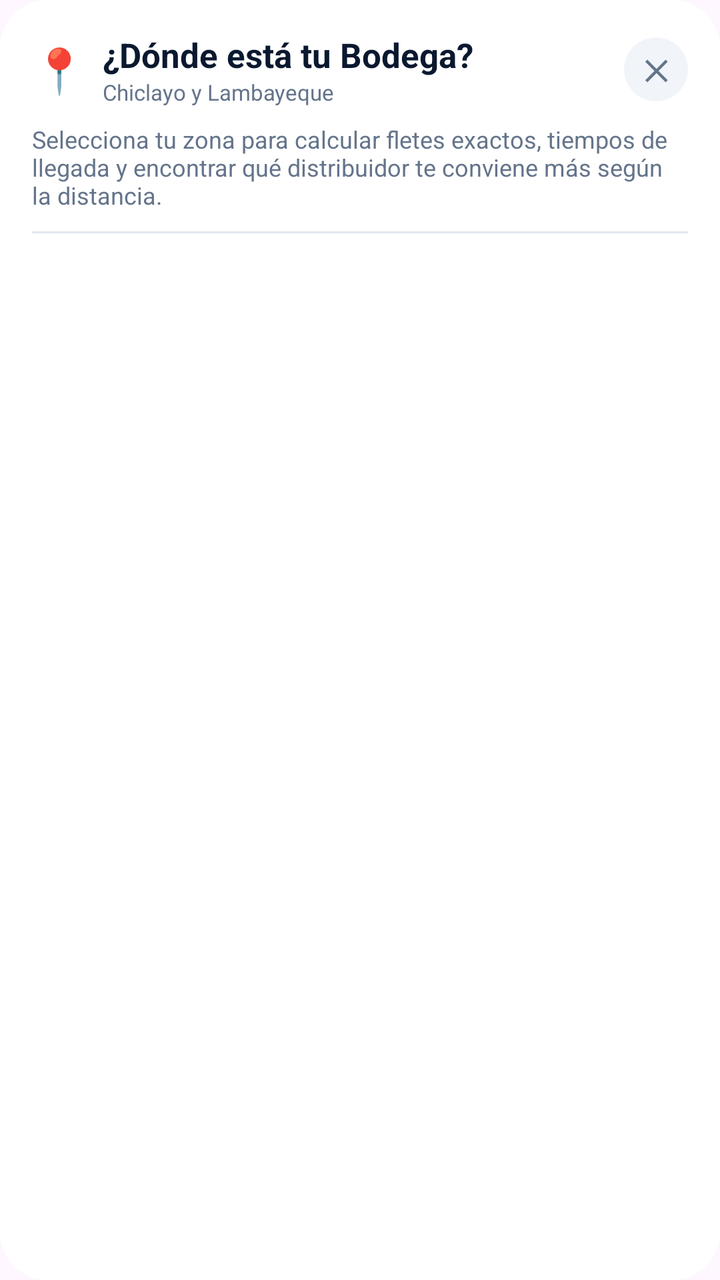
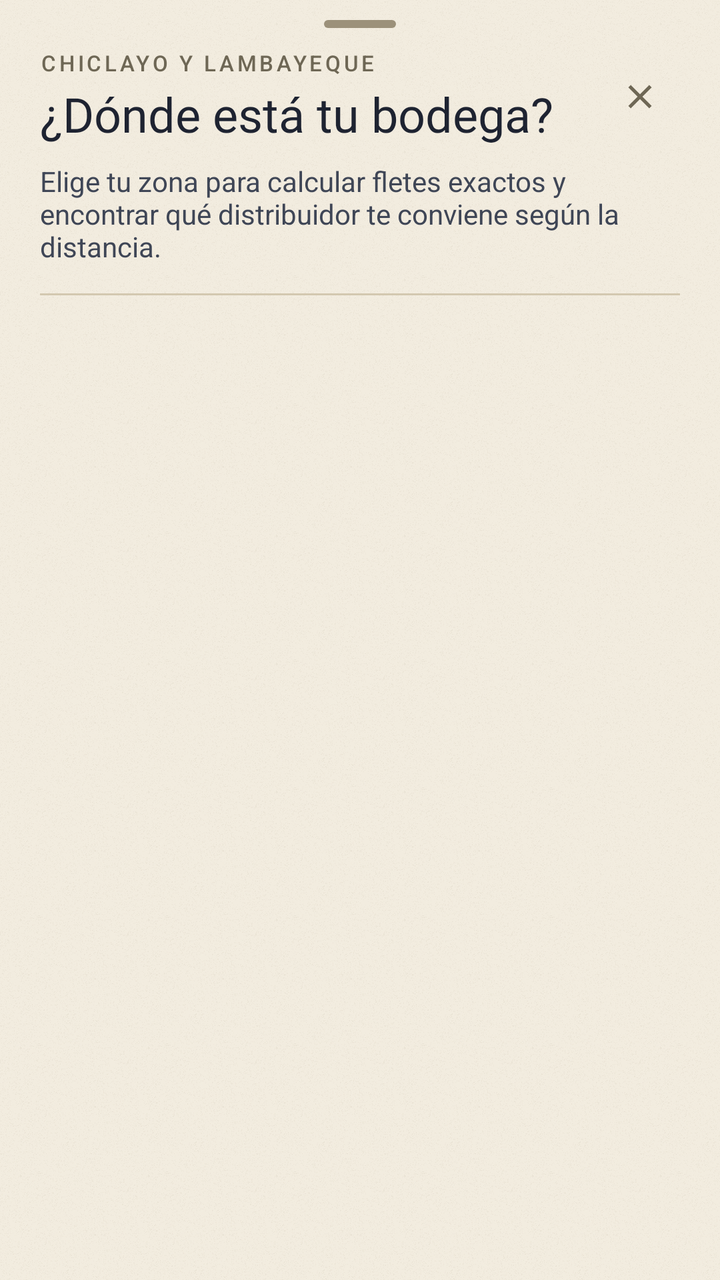

Before-and-after screenshots of an Android layout around one commit, followed by the original layout XML and the change that was made.
<!-- AndroidManifest.xml: application theme Theme.ProvedoresChiclayo -->
<!-- res/layout/dialog_location_picker.xml -->
<?xml version="1.0" encoding="utf-8"?>
<LinearLayout xmlns:android="http://schemas.android.com/apk/res/android"
    android:layout_width="match_parent"
    android:layout_height="wrap_content"
    android:background="@drawable/bg_rounded_sheet"
    android:orientation="vertical"
    android:padding="16dp">

    
    <RelativeLayout
        android:layout_width="match_parent"
        android:layout_height="wrap_content">

        <LinearLayout
            android:layout_width="wrap_content"
            android:layout_height="wrap_content"
            android:layout_alignParentStart="true"
            android:layout_centerVertical="true"
            android:gravity="center_vertical"
            android:orientation="horizontal">

            <TextView
                android:layout_width="wrap_content"
                android:layout_height="wrap_content"
                android:text="📍"
                android:textSize="22sp" />

            <LinearLayout
                android:layout_width="wrap_content"
                android:layout_height="wrap_content"
                android:layout_marginStart="8dp"
                android:orientation="vertical">

                <TextView
                    android:layout_width="wrap_content"
                    android:layout_height="wrap_content"
                    android:text="¿Dónde está tu Bodega?"
                    android:textColor="@color/navy_primary"
                    android:textSize="17sp"
                    android:textStyle="bold" />

                <TextView
                    android:layout_width="wrap_content"
                    android:layout_height="wrap_content"
                    android:text="Chiclayo y Lambayeque"
                    android:textColor="@color/text_secondary"
                    android:textSize="11sp" />
            </LinearLayout>
        </LinearLayout>

        <TextView
            android:id="@+id/btnLocationClose"
            android:layout_width="32dp"
            android:layout_height="32dp"
            android:layout_alignParentEnd="true"
            android:layout_centerVertical="true"
            android:background="@drawable/bg_circle_icon"
            android:gravity="center"
            android:text="✕"
            android:textColor="@color/text_secondary"
            android:textSize="14sp"
            android:textStyle="bold" />
    </RelativeLayout>

    <TextView
        android:layout_width="match_parent"
        android:layout_height="wrap_content"
        android:layout_marginTop="8dp"
        android:text="Selecciona tu zona para calcular fletes exactos, tiempos de llegada y encontrar qué distribuidor te conviene más según la distancia."
        android:textColor="@color/text_secondary"
        android:textSize="12sp" />

    <View
        android:layout_width="match_parent"
        android:layout_height="1dp"
        android:layout_marginTop="10dp"
        android:layout_marginBottom="10dp"
        android:background="@color/border_light" />

    
    <LinearLayout
        android:id="@+id/llLocationListContainer"
        android:layout_width="match_parent"
        android:layout_height="wrap_content"
        android:orientation="vertical" />

</LinearLayout>
<!-- resources referenced by this layout -->
<resources>
  <color name="border_light">#E2E8F0</color>
  <color name="navy_primary">#0A192F</color>
  <color name="text_secondary">#64748B</color>
  <!-- drawable bg_circle_icon (drawable) -->
  <?xml version="1.0" encoding="utf-8"?>
  <shape xmlns:android="http://schemas.android.com/apk/res/android"
      android:shape="oval">
      <solid android:color="#F1F5F9" />
  </shape>
  <!-- drawable bg_rounded_sheet (drawable) -->
  <?xml version="1.0" encoding="utf-8"?>
  <shape xmlns:android="http://schemas.android.com/apk/res/android"
      android:shape="rectangle">
      <solid android:color="#FFFFFF" />
      <corners
          android:topLeftRadius="24dp"
          android:topRightRadius="24dp"
          android:bottomLeftRadius="24dp"
          android:bottomRightRadius="24dp" />
  </shape>
  <style name="Base.Theme.ProvedoresChiclayo" parent="Theme.Material3.Light.NoActionBar">
          <item name="colorPrimary">@color/navy_primary</item>
          <item name="colorOnPrimary">@color/white</item>
          <item name="colorSecondary">@color/gold_accent</item>
          <item name="colorOnSecondary">@color/navy_primary</item>
          <item name="android:statusBarColor">@color/navy_primary</item>
          <item name="android:navigationBarColor">@color/navy_primary</item>
          <item name="android:windowLightStatusBar" tools:targetApi="m">false</item>
      </style>
  <color name="gold_accent">#F59E0B</color>
  <!-- unchanged entries left out for length: 2 -->
</resources>

<!-- the commit's change to res/layout/dialog_location_picker.xml (unified diff, before → after) -->
@@ -1,81 +1,71 @@
 <?xml version="1.0" encoding="utf-8"?>
 <LinearLayout xmlns:android="http://schemas.android.com/apk/res/android"
+    xmlns:app="http://schemas.android.com/apk/res-auto"
     android:layout_width="match_parent"
     android:layout_height="wrap_content"
-    android:background="@drawable/bg_rounded_sheet"
     android:orientation="vertical"
-    android:padding="16dp">
+    android:paddingStart="20dp"
+    android:paddingTop="10dp"
+    android:paddingEnd="20dp"
+    android:paddingBottom="24dp">
 
-    
+    <View
+        android:layout_width="36dp"
+        android:layout_height="4dp"
+        android:layout_gravity="center_horizontal"
+        android:background="@drawable/bg_sheet_handle" />
+
     <RelativeLayout
         android:layout_width="match_parent"
-        android:layout_height="wrap_content">
+        android:layout_height="wrap_content"
+        android:layout_marginTop="10dp">
 
         <LinearLayout
             android:layout_width="wrap_content"
             android:layout_height="wrap_content"
             android:layout_alignParentStart="true"
             android:layout_centerVertical="true"
-            android:gravity="center_vertical"
-            android:orientation="horizontal">
+            android:orientation="vertical">
 
             <TextView
+                style="@style/Pv.Overline"
                 android:layout_width="wrap_content"
                 android:layout_height="wrap_content"
-                android:text="📍"
-                android:textSize="22sp" />
+                android:text="Chiclayo y Lambayeque" />
 
-            <LinearLayout
+            <TextView
+                style="@style/Pv.Display"
                 android:layout_width="wrap_content"
                 android:layout_height="wrap_content"
-                android:layout_marginStart="8dp"
-                android:orientation="vertical">
-
-                <TextView
-                    android:layout_width="wrap_content"
-                    android:layout_height="wrap_content"
-                    android:text="¿Dónde está tu Bodega?"
-                    android:textColor="@color/navy_primary"
-                    android:textSize="17sp"
-                    android:textStyle="bold" />
-
-                <TextView
-                    android:layout_width="wrap_content"
-                    android:layout_height="wrap_content"
-                    android:text="Chiclayo y Lambayeque"
-                    android:textColor="@color/text_secondary"
-                    android:textSize="11sp" />
-            </LinearLayout>
+                android:layout_marginTop="2dp"
+                android:text="¿Dónde está tu bodega?" />
         </LinearLayout>
 
-        <TextView
+        <com.google.android.material.button.MaterialButton
             android:id="@+id/btnLocationClose"
-            android:layout_width="32dp"
-            android:layout_height="32dp"
+            style="@style/Widget.Material3.Button.IconButton"
+            android:layout_width="44dp"
+            android:layout_height="44dp"
             android:layout_alignParentEnd="true"
             android:layout_centerVertical="true"
-            android:background="@drawable/bg_circle_icon"
-            android:gravity="center"
-            android:text="✕"
-            android:textColor="@color/text_secondary"
-            android:textSize="14sp"
-            android:textStyle="bold" />
+            android:contentDescription="Cerrar"
+            app:icon="@drawable/ic_close"
+            app:iconTint="@color/ink_muted" />
     </RelativeLayout>
 
     <TextView
-        android:layout_width="match_parent"
+        style="@style/Pv.Body"
+        android:layout_width="wrap_content"
         android:layout_height="wrap_content"
         android:layout_marginTop="8dp"
-        android:text="Selecciona tu zona para calcular fletes exactos, tiempos de llegada y encontrar qué distribuidor te conviene más según la distancia."
-        android:textColor="@color/text_secondary"
-        android:textSize="12sp" />
+        android:text="Elige tu zona para calcular fletes exactos y encontrar qué distribuidor te conviene según la distancia." />
 
     <View
         android:layout_width="match_parent"
         android:layout_height="1dp"
-        android:layout_marginTop="10dp"
-        android:layout_marginBottom="10dp"
-        android:background="@color/border_light" />
+        android:layout_marginTop="14dp"
+        android:layout_marginBottom="14dp"
+        android:background="@color/rule" />
 
     
     <LinearLayout
<!-- resource entries referenced after the edit -->
@@ -1,35 +1,99 @@
 <!-- resources referenced by this layout -->
 <resources>
-  <color name="border_light">#E2E8F0</color>
-  <color name="navy_primary">#0A192F</color>
-  <color name="text_secondary">#64748B</color>
-  <!-- drawable bg_circle_icon (drawable) -->
-  <?xml version="1.0" encoding="utf-8"?>
-  <shape xmlns:android="http://schemas.android.com/apk/res/android"
-      android:shape="oval">
-      <solid android:color="#F1F5F9" />
-  </shape>
-  <!-- drawable bg_rounded_sheet (drawable) -->
+  <color name="ink_muted">#6E6755</color>
+  <color name="rule">#D3C8B0</color>
+  <!-- drawable bg_sheet_handle (drawable) -->
   <?xml version="1.0" encoding="utf-8"?>
   <shape xmlns:android="http://schemas.android.com/apk/res/android"
       android:shape="rectangle">
-      <solid android:color="#FFFFFF" />
-      <corners
-          android:topLeftRadius="24dp"
-          android:topRightRadius="24dp"
-          android:bottomLeftRadius="24dp"
-          android:bottomRightRadius="24dp" />
+      <solid android:color="@color/rule_strong" />
+      <corners android:radius="2dp" />
   </shape>
+  <!-- drawable ic_close (drawable) -->
+  <?xml version="1.0" encoding="utf-8"?>
+  <vector xmlns:android="http://schemas.android.com/apk/res/android"
+      android:width="24dp"
+      android:height="24dp"
+      android:viewportWidth="24"
+      android:viewportHeight="24"
+      android:tint="?attr/colorControlNormal">
+      <path
+          android:fillColor="#FF000000"
+          android:pathData="M19,6.41L17.59,5 12,10.59 6.41,5 5,6.41 10.59,12 5,17.59 6.41,19 12,13.41 17.59,19 19,17.59 13.41,12z" />
+  </vector>
+  <style name="Pv.Body">
+          <item name="android:textSize">14sp</item>
+          <item name="android:textColor">@color/ink_soft</item>
+      </style>
+  <style name="Pv.Display">
+          <item name="android:fontFamily">@font/ebgaramond_bold</item>
+          <item name="android:textSize">24sp</item>
+          <item name="android:textColor">@color/ink</item>
+      </style>
+  <style name="Pv.Overline">
+          <item name="android:fontFamily">sans-serif-medium</item>
+          <item name="android:textSize">11sp</item>
+          <item name="android:textColor">@color/ink_muted</item>
+          <item name="android:textAllCaps">true</item>
+          <item name="android:letterSpacing">0.14</item>
+      </style>
+  <color name="rule_strong">#9C917A</color>
+  <color name="ink_soft">#3F4656</color>
+  <color name="ink">#1E2331</color>
   <style name="Base.Theme.ProvedoresChiclayo" parent="Theme.Material3.Light.NoActionBar">
-          <item name="colorPrimary">@color/navy_primary</item>
-          <item name="colorOnPrimary">@color/white</item>
-          <item name="colorSecondary">@color/gold_accent</item>
-          <item name="colorOnSecondary">@color/navy_primary</item>
-          <item name="android:statusBarColor">@color/navy_primary</item>
-          <item name="android:navigationBarColor">@color/navy_primary</item>
-          <item name="android:windowLightStatusBar" tools:targetApi="m">false</item>
+          <item name="colorPrimary">@color/ink</item>
+          <item name="colorOnPrimary">@color/paper_on_ink</item>
+          <item name="colorPrimaryContainer">@color/paper_deep</item>
+          <item name="colorOnPrimaryContainer">@color/ink</item>
+  
+          <item name="colorSecondary">@color/gilt</item>
+          <item name="colorOnSecondary">@color/white</item>
+          <item name="colorSecondaryContainer">@color/gilt_soft</item>
+          <item name="colorOnSecondaryContainer">@color/gilt_dark</item>
+  
+          <item name="colorTertiary">@color/sage</item>
+          <item name="colorError">@color/stamp</item>
+  
+          <item name="colorSurface">@color/paper_surface</item>
+          <item name="colorOnSurface">@color/ink</item>
+          <item name="colorSurfaceVariant">@color/paper_deep</item>
+          <item name="colorOnSurfaceVariant">@color/ink_muted</item>
+          <item name="colorSurfaceInverse">@color/ink</item>
+          <item name="colorOnSurfaceInverse">@color/paper_on_ink</item>
+  
+          <item name="colorOutline">@color/rule_strong</item>
+          <item name="colorOutlineVariant">@color/rule</item>
+          <item name="colorControlHighlight">@color/ripple_ink</item>
+  
+          <item name="android:colorBackground">@color/paper_bg</item>
+          <item name="android:windowBackground">@drawable/bg_paper</item>
+          <item name="android:statusBarColor">@color/paper_bg</item>
+          <item name="android:navigationBarColor">@color/paper_bg</item>
+          <item name="android:windowLightStatusBar">true</item>
+          <item name="android:windowLightNavigationBar" tools:targetApi="27">true</item>
       </style>
-  <color name="gold_accent">#F59E0B</color>
+  <color name="paper_on_ink">#F7F2E7</color>
+  <color name="paper_deep">#E8DFCB</color>
+  <color name="gilt">#A8803B</color>
+  <color name="gilt_soft">#F1E6CC</color>
+  <color name="gilt_dark">#6B4F17</color>
+  <color name="sage">#3B6A50</color>
+  <color name="stamp">#9E3B2B</color>
+  <color name="paper_surface">#FBF8F1</color>
+  <color name="ripple_ink">#1F1E2331</color>
+  <color name="paper_bg">#F2ECDF</color>
+  <!-- drawable bg_paper (drawable) -->
+  <?xml version="1.0" encoding="utf-8"?>
+  <layer-list xmlns:android="http://schemas.android.com/apk/res/android">
+      <item android:drawable="@color/paper_bg" />
+      <item>
+          <bitmap
+              android:src="@drawable/paper_texture"
+              android:tileMode="repeat"
+              android:gravity="fill" />
+      </item>
+  </layer-list>
+  <!-- drawable paper_texture: png bitmap (drawable-nodpi, 32908 bytes) -->
   <!-- unchanged entries left out for length: 2 -->
 </resources>
 
